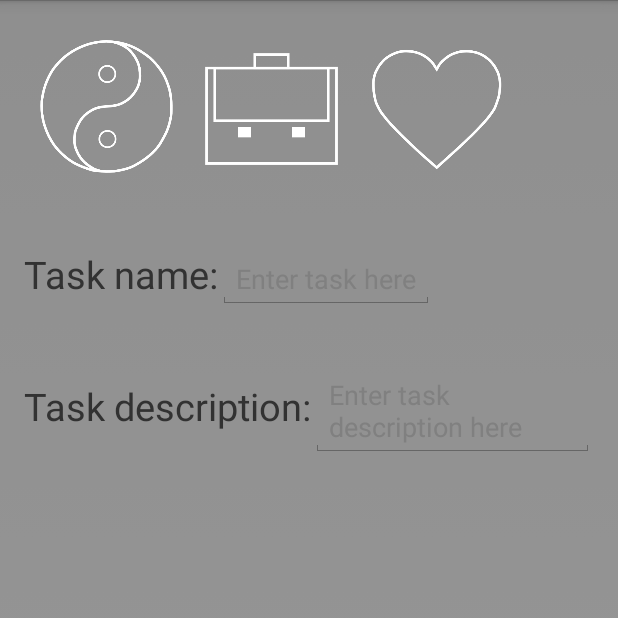
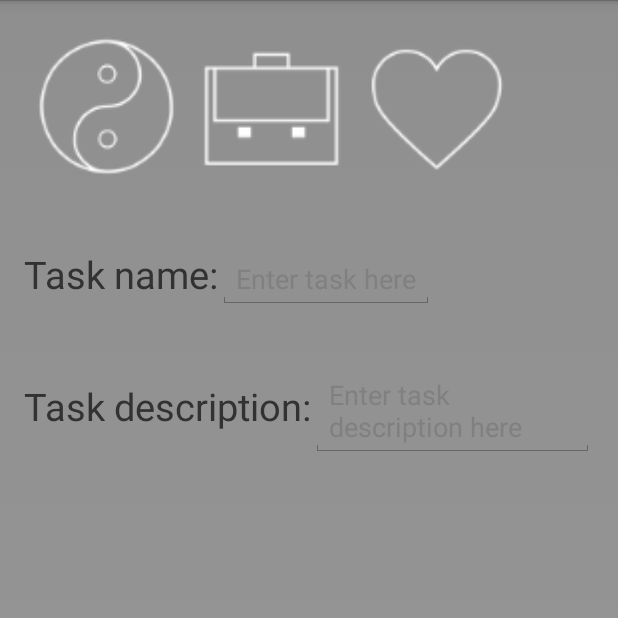
Before and after one commit to bierlingm/Xonfire, an Android app: the LogTask screen opened directly, with no data from a screen before it, on a phone screen of 412 x 824 dp, the top half of it. Run offline under Robolectric (Android 15) with nearby library versions, the light colour scheme and no system bars; network calls fail.

Commit message:
Deleted old drawables
- Deleted spirituality_icon_gray, wellbeing_icon_gray + work_icon_gray
- Implemented new drawables in activity_log_task.xml

```diff
--- a/app/src/main/res/layout/activity_log_task.xml
+++ b/app/src/main/res/layout/activity_log_task.xml
@@ -27,7 +27,7 @@
         android:layout_height="@dimen/life_goal_icon"
         android:id="@+id/imageButton2"
         android:layout_toEndOf="@+id/imageButton"
-        android:background="@drawable/work_icon_gray"
+        android:background="@drawable/work_icon_gray_110dp"
         android:layout_alignParentTop="true"
         android:layout_toRightOf="@+id/imageButton" />
 
@@ -35,7 +35,7 @@
         android:layout_width="@dimen/life_goal_icon"
         android:layout_height="@dimen/life_goal_icon"
         android:id="@+id/imageButton"
-        android:background="@drawable/spirituality_icon_gray"
+        android:background="@drawable/spirituality_icon_gray_110dp"
         android:layout_alignParentTop="true"
         android:layout_alignParentLeft="true"
         android:layout_alignParentStart="true" />
@@ -45,7 +45,7 @@
         android:layout_height="@dimen/life_goal_icon"
         android:id="@+id/imageButton3"
         android:layout_toEndOf="@+id/imageButton2"
-        android:background="@drawable/wellbeing_icon_gray"
+        android:background="@drawable/wellbeing_icon_gray_110dp"
         android:layout_alignParentTop="true"
         android:layout_toRightOf="@+id/imageButton2" />
 
```
Also changed, not shown: app/src/main/res/drawable-xhdpi/spirituality_icon_gray.png (deleted), app/src/main/res/drawable-xhdpi/wellbeing_icon_gray.png (deleted), app/src/main/res/drawable-xhdpi/work_icon_gray.png (deleted).
